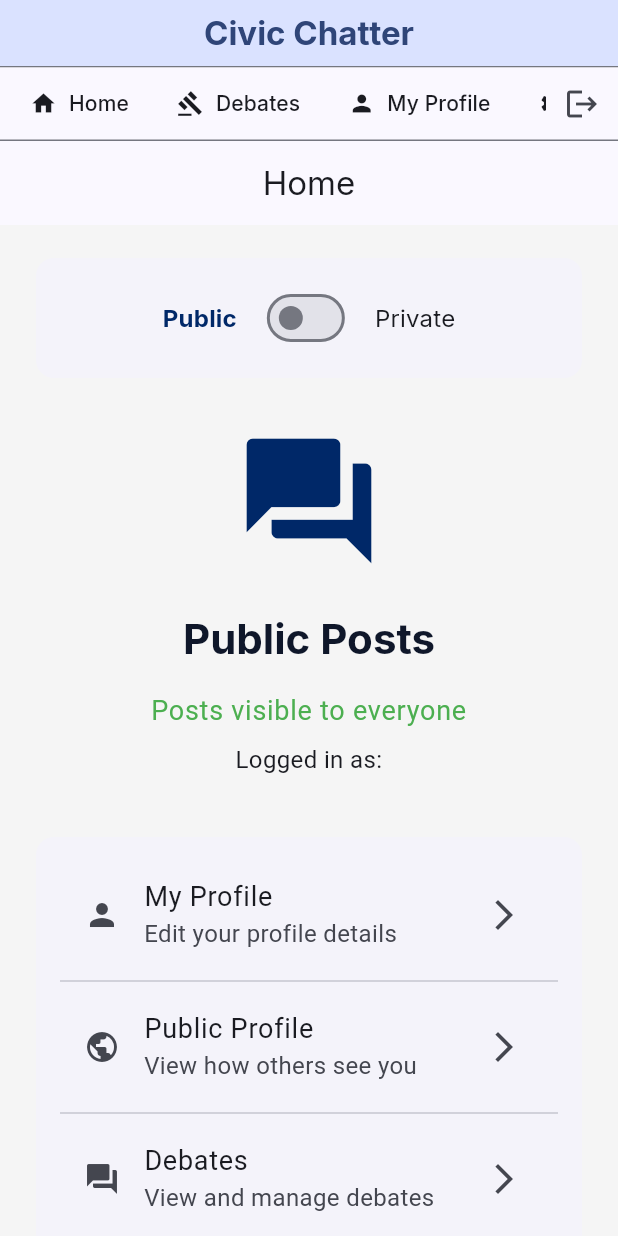
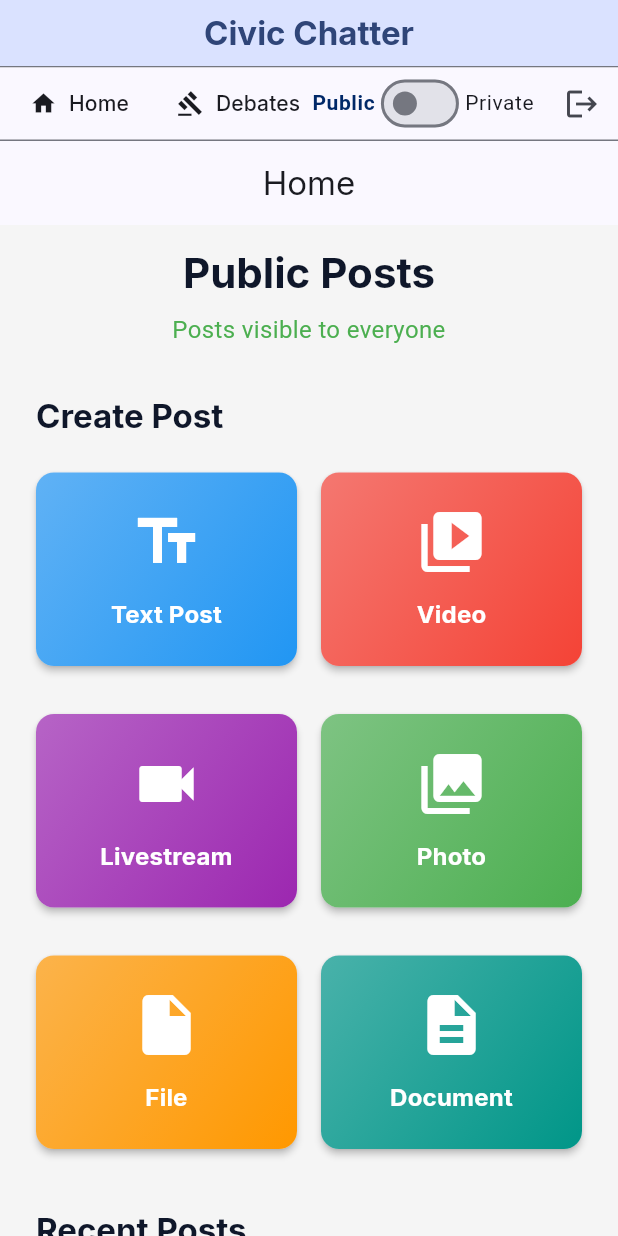
Before and after one commit to Gricon/civicchatter, a Flutter app: the HomeScreen screen opened by its route, on a phone screen of 412 x 824 dp. Run offline on Flutter 3.47's test engine with Material 3 defaults, Android fonts, the phone set to English and light mode, and no system bars; our stand-ins replace cached_network_image, go_router, google_fonts, image_picker, shared_preferences, supabase_flutter; accounts and stored records are empty; network calls fail.

Commit message:
Redesign home screen with content posting options

```diff
--- a/flutter_app/lib/screens/home/home_screen.dart
+++ b/flutter_app/lib/screens/home/home_screen.dart
@@ -42,42 +42,23 @@ class _HomeScreenState extends State<HomeScreen> {
         title: 'Home',
         showBackButton: false,
         actions: [
-          IconButton(
-            icon: const Icon(Icons.logout),
-            onPressed: _handleLogout,
-            tooltip: 'Logout',
-          ),
-        ],
-      ),
-      body: Center(
-        child: SingleChildScrollView(
-          padding: const EdgeInsets.all(24.0),
-          child: Column(
-            mainAxisAlignment: MainAxisAlignment.center,
-            children: [
-              // Toggle for Private/Public Posts
-              Card(
-                child: Padding(
-                  padding: const EdgeInsets.all(16.0),
+          // Private/Public Toggle
+          Padding(
+            padding: const EdgeInsets.symmetric(horizontal: 8.0),
             child: Row(
-                    mainAxisAlignment: MainAxisAlignment.center,
+              mainAxisSize: MainAxisSize.min,
               children: [
                 Text(
                   'Public',
-                        style:
-                            Theme.of(context).textTheme.titleMedium?.copyWith(
+                  style: Theme.of(context).textTheme.bodySmall?.copyWith(
                         fontWeight: _showPrivatePosts
                             ? FontWeight.normal
                             : FontWeight.bold,
                         color: _showPrivatePosts
-                                      ? Theme.of(context)
-                                          .textTheme
-                                          .bodyMedium
-                                          ?.color
+                            ? Theme.of(context).textTheme.bodyMedium?.color
                             : Theme.of(context).colorScheme.primary,
                       ),
                 ),
-                      const SizedBox(width: 16),
                 Switch(
                   value: _showPrivatePosts,
                   onChanged: (value) {
@@ -86,33 +67,33 @@ class _HomeScreenState extends State<HomeScreen> {
                     });
                   },
                 ),
-                      const SizedBox(width: 16),
                 Text(
                   'Private',
-                        style:
-                            Theme.of(context).textTheme.titleMedium?.copyWith(
+                  style: Theme.of(context).textTheme.bodySmall?.copyWith(
                         fontWeight: _showPrivatePosts
                             ? FontWeight.bold
                             : FontWeight.normal,
                         color: _showPrivatePosts
                             ? Theme.of(context).colorScheme.primary
-                                      : Theme.of(context)
-                                          .textTheme
-                                          .bodyMedium
-                                          ?.color,
+                            : Theme.of(context).textTheme.bodyMedium?.color,
                       ),
                 ),
               ],
             ),
           ),
+          IconButton(
+            icon: const Icon(Icons.logout),
+            onPressed: _handleLogout,
+            tooltip: 'Logout',
           ),
-              const SizedBox(height: 24),
-              const Icon(
-                Icons.forum,
-                size: 100,
-                color: Color(0xFF002868),
+        ],
       ),
-              const SizedBox(height: 24),
+      body: SingleChildScrollView(
+        padding: const EdgeInsets.all(24.0),
+        child: Column(
+          crossAxisAlignment: CrossAxisAlignment.stretch,
+          children: [
+            // Header
             Text(
               _showPrivatePosts ? 'Private Posts' : 'Public Posts',
               style: Theme.of(context).textTheme.headlineMedium?.copyWith(
@@ -120,74 +101,187 @@ class _HomeScreenState extends State<HomeScreen> {
                   ),
               textAlign: TextAlign.center,
             ),
-              const SizedBox(height: 16),
-              if (user != null) ...[
+            const SizedBox(height: 8),
+            if (user != null)
               Text(
                 _showPrivatePosts
                     ? 'Posts visible only to your friends'
                     : 'Posts visible to everyone',
-                  style: Theme.of(context).textTheme.bodyLarge?.copyWith(
-                        color: _showPrivatePosts
-                            ? Colors.orange
-                            : Colors.green,
+                style: Theme.of(context).textTheme.bodyMedium?.copyWith(
+                      color: _showPrivatePosts ? Colors.orange : Colors.green,
                     ),
                 textAlign: TextAlign.center,
               ),
-                const SizedBox(height: 8),
+            const SizedBox(height: 32),
+            // Create Post Options
             Text(
-                  'Logged in as: ${user.email}',
-                  style: Theme.of(context).textTheme.bodyMedium,
-                  textAlign: TextAlign.center,
+              'Create Post',
+              style: Theme.of(context).textTheme.titleLarge?.copyWith(
+                    fontWeight: FontWeight.bold,
                   ),
-                const SizedBox(height: 32),
-                Card(
-                  child: Padding(
-                    padding: const EdgeInsets.all(16.0),
-                    child: Column(
+            ),
+            const SizedBox(height: 16),
+            GridView.count(
+              shrinkWrap: true,
+              physics: const NeverScrollableScrollPhysics(),
+              crossAxisCount: 2,
+              mainAxisSpacing: 16,
+              crossAxisSpacing: 16,
+              childAspectRatio: 1.2,
               children: [
-                        ListTile(
-                          leading: const Icon(Icons.person),
-                          title: const Text('My Profile'),
-                          subtitle: const Text('Edit your profile details'),
-                          trailing: const Icon(Icons.arrow_forward_ios),
-                          onTap: () => context.go('/profile'),
-                        ),
-                        const Divider(),
-                        ListTile(
-                          leading: const Icon(Icons.public),
-                          title: const Text('Public Profile'),
-                          subtitle: const Text('View how others see you'),
-                          trailing: const Icon(Icons.arrow_forward_ios),
+                _buildPostTypeCard(
+                  context,
+                  icon: Icons.text_fields,
+                  title: 'Text Post',
+                  color: Colors.blue,
                   onTap: () {
-                            // TODO: Get user's handle and navigate
                     ScaffoldMessenger.of(context).showSnackBar(
-                              const SnackBar(
-                                content: Text('Loading your public profile...'),
-                              ),
+                      const SnackBar(content: Text('Text post coming soon!')),
                     );
                   },
                 ),
-                        const Divider(),
-                        ListTile(
-                          leading: const Icon(Icons.forum),
-                          title: const Text('Debates'),
-                          subtitle: const Text('View and manage debates'),
-                          trailing: const Icon(Icons.arrow_forward_ios),
-                          onTap: () => context.go('/debates'),
+                _buildPostTypeCard(
+                  context,
+                  icon: Icons.video_library,
+                  title: 'Video',
+                  color: Colors.red,
+                  onTap: () {
+                    ScaffoldMessenger.of(context).showSnackBar(
+                      const SnackBar(content: Text('Video post coming soon!')),
+                    );
+                  },
                 ),
-                        const Divider(),
-                        ListTile(
-                          leading: const Icon(Icons.settings),
-                          title: const Text('Settings'),
-                          subtitle: const Text('Customize your experience'),
-                          trailing: const Icon(Icons.arrow_forward_ios),
-                          onTap: () => context.go('/settings'),
+                _buildPostTypeCard(
+                  context,
+                  icon: Icons.videocam,
+                  title: 'Livestream',
+                  color: Colors.purple,
+                  onTap: () {
+                    ScaffoldMessenger.of(context).showSnackBar(
+                      const SnackBar(content: Text('Livestream coming soon!')),
+                    );
+                  },
+                ),
+                _buildPostTypeCard(
+                  context,
+                  icon: Icons.photo_library,
+                  title: 'Photo',
+                  color: Colors.green,
+                  onTap: () {
+                    ScaffoldMessenger.of(context).showSnackBar(
+                      const SnackBar(content: Text('Photo post coming soon!')),
+                    );
+                  },
+                ),
+                _buildPostTypeCard(
+                  context,
+                  icon: Icons.insert_drive_file,
+                  title: 'File',
+                  color: Colors.orange,
+                  onTap: () {
+                    ScaffoldMessenger.of(context).showSnackBar(
+                      const SnackBar(content: Text('File upload coming soon!')),
+                    );
+                  },
+                ),
+                _buildPostTypeCard(
+                  context,
+                  icon: Icons.description,
+                  title: 'Document',
+                  color: Colors.teal,
+                  onTap: () {
+                    ScaffoldMessenger.of(context).showSnackBar(
+                      const SnackBar(
+                          content: Text('Document upload coming soon!')),
+                    );
+                  },
+                ),
+              ],
+            ),
+            const SizedBox(height: 32),
+            // Posts Feed Placeholder
+            Text(
+              'Recent Posts',
+              style: Theme.of(context).textTheme.titleLarge?.copyWith(
+                    fontWeight: FontWeight.bold,
+                  ),
+            ),
+            const SizedBox(height: 16),
+            Card(
+              child: Padding(
+                padding: const EdgeInsets.all(32.0),
+                child: Column(
+                  children: [
+                    Icon(
+                      Icons.feed,
+                      size: 64,
+                      color: Colors.grey[400],
+                    ),
+                    const SizedBox(height: 16),
+                    Text(
+                      'No posts yet',
+                      style: Theme.of(context).textTheme.titleMedium,
+                    ),
+                    const SizedBox(height: 8),
+                    Text(
+                      'Create your first post to get started!',
+                      style: Theme.of(context).textTheme.bodyMedium?.copyWith(
+                            color: Colors.grey[600],
+                          ),
+                      textAlign: TextAlign.center,
                     ),
                   ],
                 ),
               ),
             ),
           ],
+        ),
+      ),
+    );
+  }
+
+  Widget _buildPostTypeCard(
+    BuildContext context, {
+    required IconData icon,
+    required String title,
+    required Color color,
+    required VoidCallback onTap,
+  }) {
+    return Card(
+      elevation: 2,
+      child: InkWell(
+        onTap: onTap,
+        borderRadius: BorderRadius.circular(12),
+        child: Container(
+          padding: const EdgeInsets.all(16),
+          decoration: BoxDecoration(
+            borderRadius: BorderRadius.circular(12),
+            gradient: LinearGradient(
+              colors: [
+                color.withOpacity(0.7),
+                color,
+              ],
+              begin: Alignment.topLeft,
+              end: Alignment.bottomRight,
+            ),
+          ),
+          child: Column(
+            mainAxisAlignment: MainAxisAlignment.center,
+            children: [
+              Icon(
+                icon,
+                size: 48,
+                color: Colors.white,
+              ),
+              const SizedBox(height: 12),
+              Text(
+                title,
+                style: Theme.of(context).textTheme.titleMedium?.copyWith(
+                      color: Colors.white,
+                      fontWeight: FontWeight.bold,
+                    ),
+                textAlign: TextAlign.center,
+              ),
             ],
           ),
         ),
```
Also changed, not shown: frontend/assets/fonts/MaterialIcons-Regular.otf, 3 other files. Lines whose indentation alone changed are shown as unchanged.
